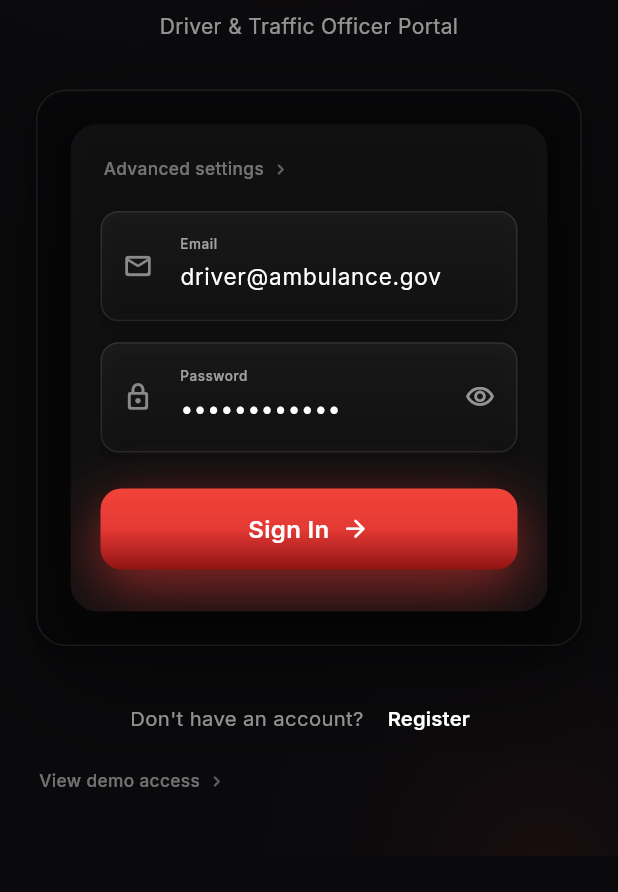
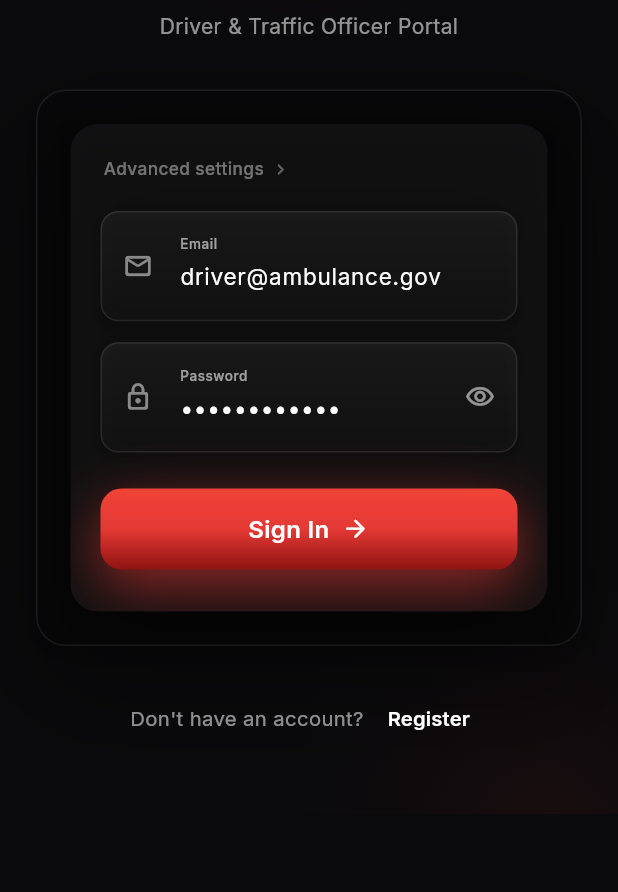
Before and after one commit to Rajaki751/Traffic-Ambulance_Coordination, a Flutter app: the screen it shows after launch, on a phone screen of 412 x 824 dp, the part 344-1236 px from its top. Run offline on Flutter 3.47's test engine with Material 3 defaults, Android fonts, the phone set to English and light mode, and no system bars; our stand-ins replace dio, flutter_map, geolocator, go_router, google_fonts, latlong2 and 1 more; accounts and stored records are empty.

Commit message:
chore(mobile): remove demo access disclosure from login screen

```diff
--- a/mobile/lib/screens/login_screen.dart
+++ b/mobile/lib/screens/login_screen.dart
@@ -29,7 +29,6 @@ class _LoginScreenState extends State<LoginScreen> {
   final _serverConfig = ServerConfigService();
   bool _obscurePass = true;
   bool _advancedOpen = false;
-  bool _demoOpen = false;
 
   @override
   void initState() {
@@ -317,26 +316,6 @@ class _LoginScreenState extends State<LoginScreen> {
                               ),
                             ),
                           ],
-                        ),
-                        const SizedBox(height: 8),
-                        _DisclosureBlock(
-                          title: 'View demo access',
-                          open: _demoOpen,
-                          onToggle: () =>
-                              setState(() => _demoOpen = !_demoOpen),
-                          child: Padding(
-                            padding: const EdgeInsets.only(top: 10),
-                            child: Text(
-                              'Driver: driver@ambulance.gov / Driver@12345\n'
-                              'Officer: officer@ambulance.gov / Officer@12345',
-                              textAlign: TextAlign.center,
-                              style: text.copyWith(
-                                fontSize: 11.5,
-                                height: 1.6,
-                                color: Colors.white.withOpacity(0.45),
-                              ),
-                            ),
-                          ),
                         ),
                         const SizedBox(height: 12),
                       ],
@@ -730,36 +709,6 @@ class _DisclosureRow extends StatelessWidget {
   }
 }
 
-class _DisclosureBlock extends StatelessWidget {
-  const _DisclosureBlock({
-    required this.title,
-    required this.open,
-    required this.onToggle,
-    required this.child,
-  });
-
-  final String title;
-  final bool open;
-  final VoidCallback onToggle;
-  final Widget child;
-
-  @override
-  Widget build(BuildContext context) {
-    return Column(
-      children: [
-        _DisclosureRow(title: title, open: open, onToggle: onToggle),
-        AnimatedCrossFade(
-          firstChild: const SizedBox(width: double.infinity),
-          secondChild: child,
-          crossFadeState: open ? CrossFadeState.showSecond : CrossFadeState.showFirst,
-          duration: const Duration(milliseconds: 240),
-          sizeCurve: Curves.easeOutCubic,
-        ),
-      ],
-    );
-  }
-}
-
 class _GlowButton extends StatefulWidget {
   const _GlowButton({
     required this.loading,
```
